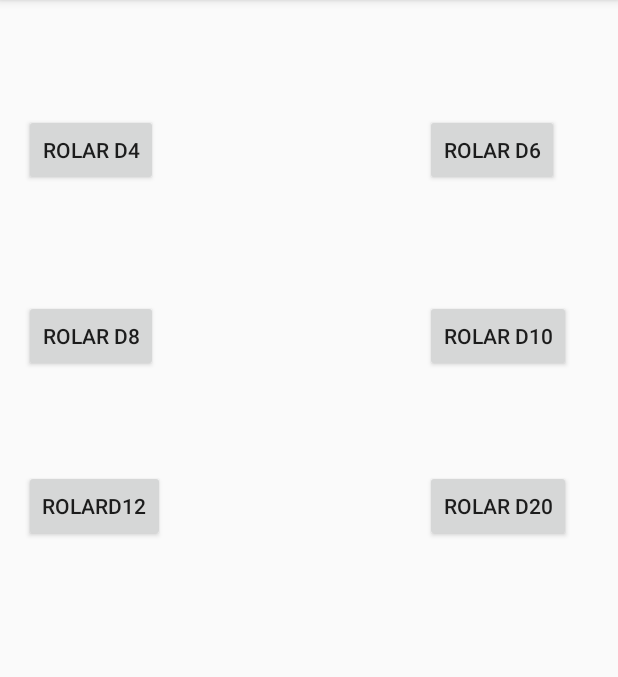
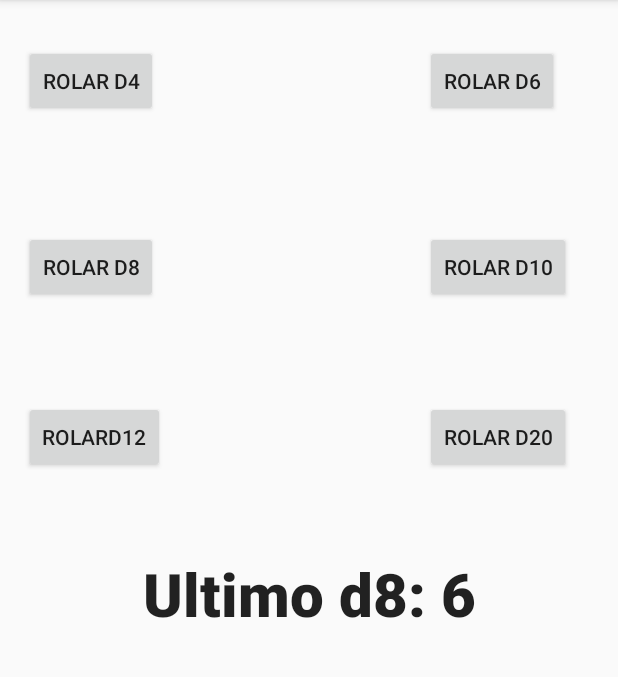
Before and after one commit to CarolinaRansatto/DWKeeper, an Android app: the screen it shows after launch (Dados), after a tap on "ROLAR D8", on a phone screen of 412 x 824 dp, the part 84-761 px from its top. Run offline under Robolectric (Android 15) with nearby library versions, the light colour scheme and no system bars.

Commit message:
activity dados completa

```diff
--- a/app/src/main/AndroidManifest.xml
+++ b/app/src/main/AndroidManifest.xml
@@ -8,7 +8,8 @@
         android:label="@string/app_name"
         android:supportsRtl="true"
         android:theme="@style/AppTheme">
-        <activity android:name=".Dados">
+        <activity android:name=".Dados"
+            android:screenOrientation="portrait">
             <intent-filter>
                 <action android:name="android.intent.action.MAIN" />
 
--- a/app/src/main/java/com/keeper/company/dwkeeper/Dados.java
+++ b/app/src/main/java/com/keeper/company/dwkeeper/Dados.java
@@ -4,16 +4,20 @@ import android.support.v7.app.AlertDialog;
 import android.support.v7.app.AppCompatActivity;
 import android.os.Bundle;
 import android.view.View;
+import android.widget.TextView;
 import android.widget.Toast;
 
 import java.util.Random;
 
 public class Dados extends AppCompatActivity {
 
+    TextView texto;
+
     @Override
     protected void onCreate(Bundle savedInstanceState) {
         super.onCreate(savedInstanceState);
         setContentView(R.layout.activity_dados);
+        texto = (TextView) findViewById(R.id.textView);
     }
 
     // método para simular o rolar de um dado qualquer
@@ -21,7 +25,7 @@ public class Dados extends AppCompatActivity {
         int lados = Integer.parseInt(v.getTag().toString());
         Random rand = new Random();
         int res =  rand.nextInt(lados) + 1; // acrescenta 1 pq começa no zero
-        Toast.makeText(Dados.this, "" + res , Toast.LENGTH_SHORT).show();
+        texto.setText("Ultimo d" + lados + ": " + res);
     }
 
 }
--- a/app/src/main/res/layout/activity_dados.xml
+++ b/app/src/main/res/layout/activity_dados.xml
@@ -9,18 +9,6 @@
     android:paddingRight="@dimen/activity_horizontal_margin"
     android:paddingTop="@dimen/activity_vertical_margin"
     tools:context="com.keeper.company.dwkeeper.Dados">
-
-    <Button
-        android:text="rolar d4"
-        android:tag="4"
-        android:layout_width="wrap_content"
-        android:layout_height="wrap_content"
-        android:layout_alignParentTop="true"
-        android:layout_alignParentLeft="true"
-        android:layout_alignParentStart="true"
-        android:layout_marginTop="60dp"
-        android:id="@+id/botaoDado4"
-        android:onClick="rolaDado"/>
 
     <Button
         android:text="rolar d6"
@@ -82,4 +70,32 @@
         android:layout_alignLeft="@+id/botaoDado6"
         android:layout_alignStart="@+id/botaoDado6"
         android:onClick="rolaDado"/>
+
+    <Button
+        android:text="rolar d4"
+        android:tag="4"
+        android:layout_width="wrap_content"
+        android:layout_height="wrap_content"
+        android:layout_marginTop="14dp"
+        android:id="@+id/botaoDado4"
+        android:onClick="rolaDado"
+        android:layout_alignParentTop="true"
+        android:layout_alignParentLeft="true"
+        android:layout_alignParentStart="true" />
+
+    <TextView
+        android:text="LovelyTest"
+        android:layout_width="match_parent"
+        android:layout_height="wrap_content"
+        android:id="@+id/textView"
+        android:textAppearance="@style/TextAppearance.AppCompat.Button"
+        android:fontFamily="sans-serif-medium"
+        android:textAlignment="center"
+        android:textStyle="normal|bold"
+        android:textSize="40sp"
+        android:typeface="monospace"
+        android:textAllCaps="false"
+        android:layout_marginTop="53dp"
+        android:layout_below="@+id/botaoDado12"
+        android:layout_centerHorizontal="true" />
 </RelativeLayout>
```
